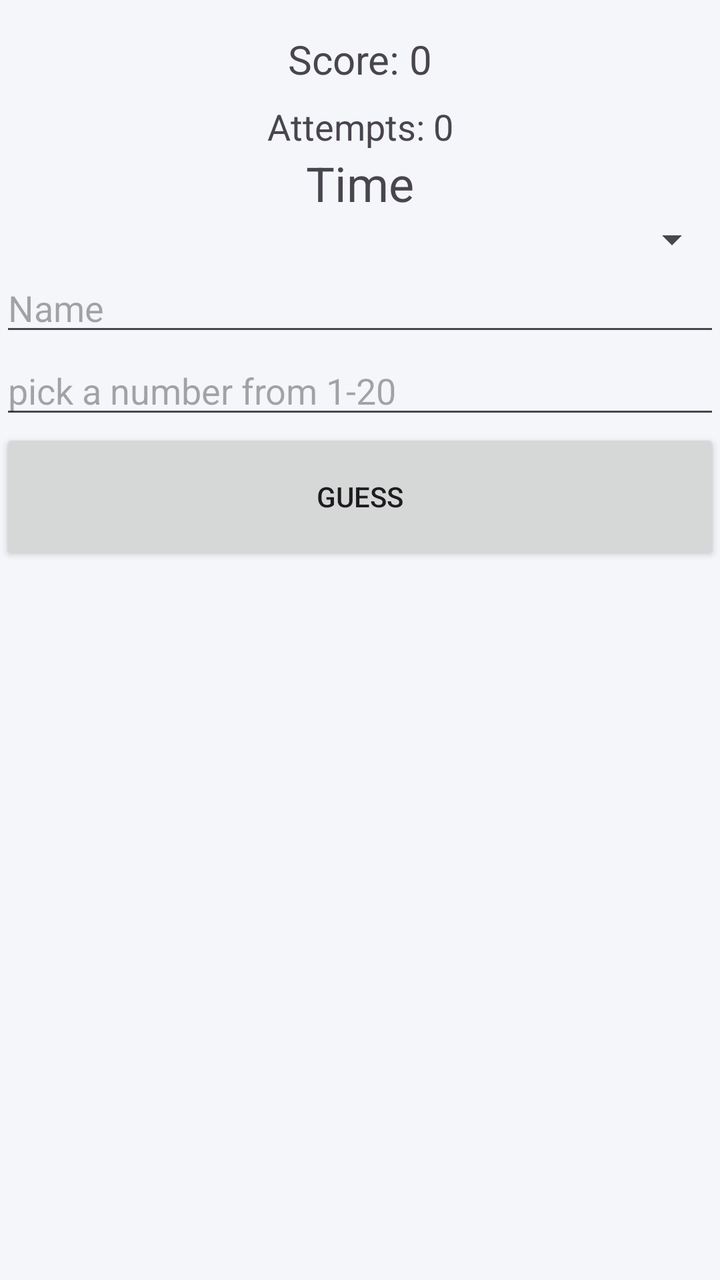
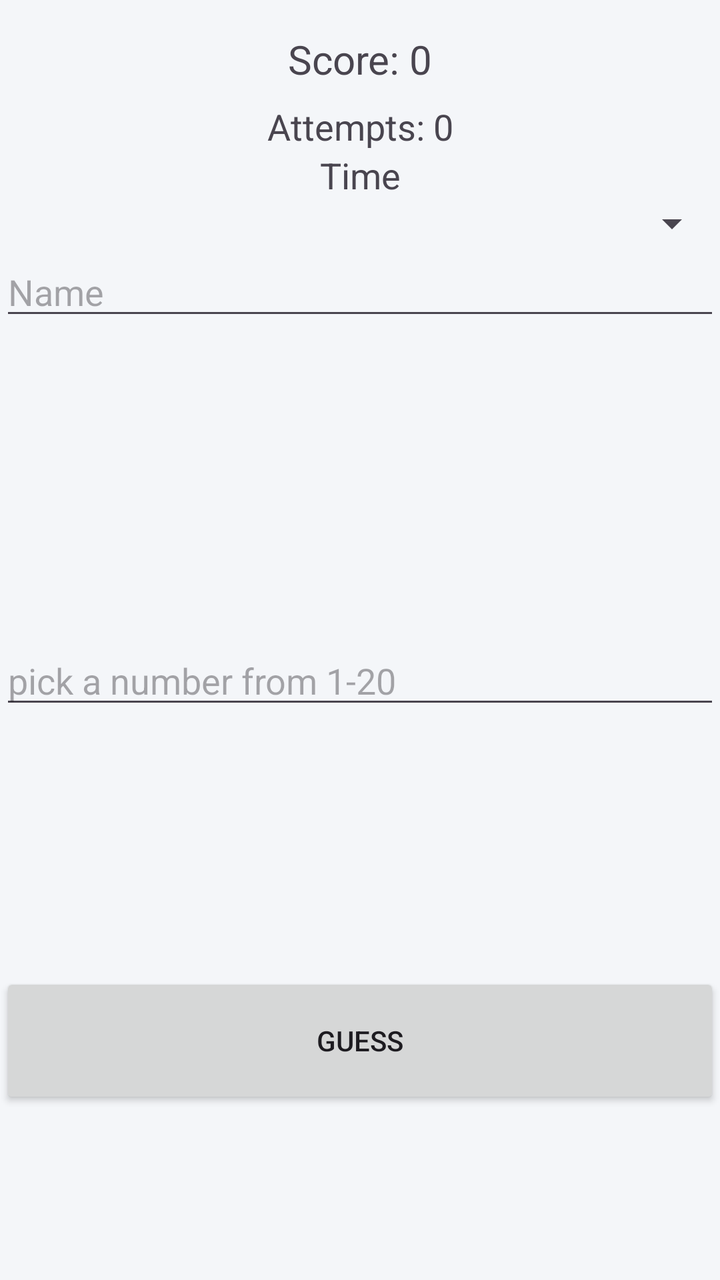

Compare the two renders of this Android layout. The source of the first and the diff that turns it into the second are given below.
<!-- AndroidManifest.xml: application theme Theme.GoodGuessingGame -->
<!-- res/layout/activity_main.xml -->
<?xml version="1.0" encoding="utf-8"?>
<LinearLayout xmlns:android="http://schemas.android.com/apk/res/android"
    xmlns:app="http://schemas.android.com/apk/res-auto"
    android:layout_width="match_parent"
    android:layout_height="match_parent"
    android:background="#F4F6F9"
    android:fillViewport="true"
    android:orientation="vertical">

        
        <TextView
            android:id="@+id/score"
            android:layout_width="match_parent"
            android:layout_height="wrap_content"
            android:layout_marginTop="16dp"
            android:gravity="center"
            android:text="Score: 0"
            android:textSize="20sp" />

        <TextView
            android:id="@+id/attempts"
            android:layout_width="match_parent"
            android:layout_height="wrap_content"
            android:layout_marginTop="8dp"
            android:gravity="center"
            android:text="Attempts: 0"
            android:textSize="18sp" />

        <TextView
            android:id="@+id/timer"
            android:gravity="center"
            android:layout_gravity="center"
            android:layout_width="wrap_content"
            android:layout_height="wrap_content"
            android:text="Time"
            android:textSize="24sp" />


        <Spinner
            android:id="@+id/spinner"
            android:layout_width="match_parent"
            android:layout_height="wrap_content" />

        <EditText
            android:id="@+id/name"
            android:layout_width="match_parent"
            android:layout_height="wrap_content"
            android:ems="10"
            android:inputType="text"
            android:hint="Name" />

        <EditText
            android:id="@+id/pick"
            android:layout_width="match_parent"
            android:layout_height="wrap_content"
            android:ems="10"
            android:inputType="text"
            android:hint="pick a number from 1-20" />

    <Button
        android:id="@+id/submit"
        android:layout_width="match_parent"
        android:layout_height="68dp"
        android:text="guess" />
    </LinearLayout>
<!-- resources referenced by this layout -->
<resources>
  <style name="Theme.GoodGuessingGame" parent="Base.Theme.GoodGuessingGame" />
  <style name="Base.Theme.GoodGuessingGame" parent="Theme.Material3.DayNight.NoActionBar">
          
          
      </style>
</resources>

<!-- the commit's change to res/layout/activity_main.xml (unified diff, before → after) -->
@@ -26,14 +26,14 @@
             android:text="Attempts: 0"
             android:textSize="18sp" />
 
-        <TextView
-            android:id="@+id/timer"
-            android:gravity="center"
-            android:layout_gravity="center"
-            android:layout_width="wrap_content"
-            android:layout_height="wrap_content"
-            android:text="Time"
-            android:textSize="24sp" />
+    <TextView
+        android:id="@+id/timer"
+        android:layout_width="411dp"
+        android:layout_height="wrap_content"
+        android:layout_gravity="center"
+        android:gravity="center"
+        android:text="Time"
+        android:textSize="18sp" />
 
 
         <Spinner
@@ -41,7 +41,7 @@
             android:layout_width="match_parent"
             android:layout_height="wrap_content" />
 
-        <EditText
+    <EditText
             android:id="@+id/name"
             android:layout_width="match_parent"
             android:layout_height="wrap_content"
@@ -49,7 +49,13 @@
             android:inputType="text"
             android:hint="Name" />
 
-        <EditText
+    <TextView
+        android:id="@+id/textView"
+        android:layout_width="match_parent"
+        android:layout_height="153dp"
+        android:text="" />
+
+    <EditText
             android:id="@+id/pick"
             android:layout_width="match_parent"
             android:layout_height="wrap_content"
@@ -57,6 +63,12 @@
             android:inputType="text"
             android:hint="pick a number from 1-20" />
 
+    <TextView
+        android:id="@+id/textView2"
+        android:layout_width="match_parent"
+        android:layout_height="127dp"
+        android:text="" />
+
     <Button
         android:id="@+id/submit"
         android:layout_width="match_parent"
